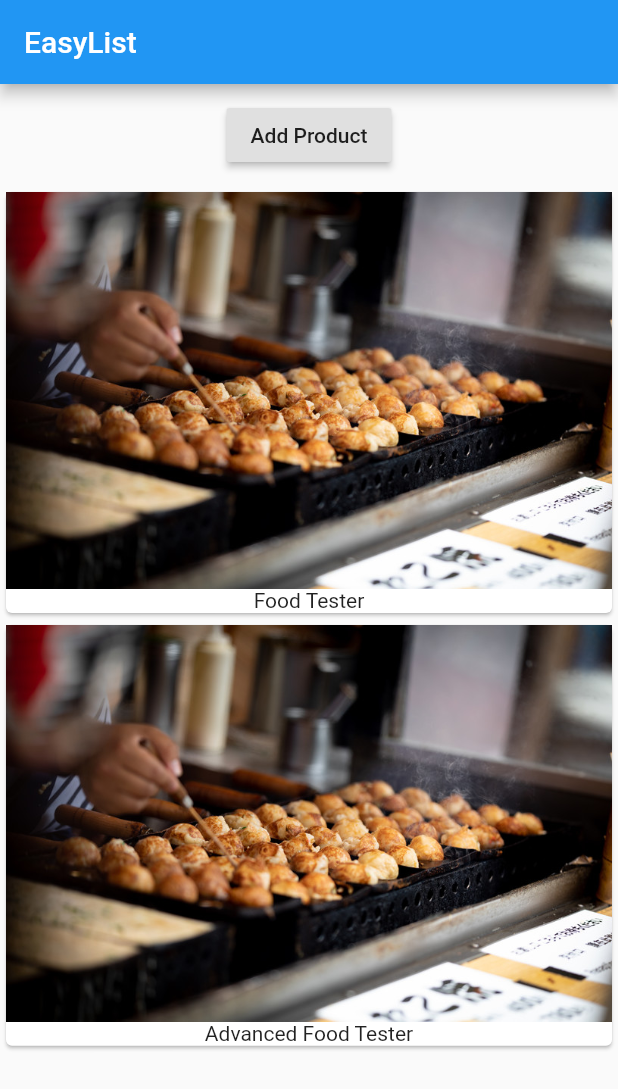
After one commit to yukihirai0505/flutter-sample, a Flutter app: the screen it shows after launch, after a tap on "Add Product", on a phone screen of 412 x 824 dp. The commit adds this screen. Shown: the top 1089 px of the screen. Run offline on Flutter 3.47's test engine with Material 2 defaults, Android fonts, the phone set to English and light mode, and no system bars.

Commit message:
Update splitting our code up

```diff
--- a/lib/main.dart
+++ b/lib/main.dart
@@ -1,17 +1,9 @@
 import 'package:flutter/material.dart';
+import 'package:flutter_sample/product_manager.dart';
 
 void main() => runApp(MyApp());
 
-class MyApp extends StatefulWidget {
-  @override
-  State<StatefulWidget> createState() {
-    return _MyAppState();
-  }
-}
-
-class _MyAppState extends State<MyApp> {
-  List<String> _products = ['Food Tester'];
-
+class MyApp extends StatelessWidget {
   @override
   Widget build(BuildContext context) {
     return MaterialApp(
@@ -19,33 +11,7 @@ class _MyAppState extends State<MyApp> {
         appBar: AppBar(
           title: Text('EasyList'),
         ),
-        body: Column(
-          children: [
-            Container(
-              margin: EdgeInsets.all(10.0),
-              child: RaisedButton(
-                child: Text('Add Product'),
-                onPressed: () {
-                  setState(() {
-                    _products.add('Advanced Food Tester');
-                  });
-                },
-              ),
-            ),
-            Column(
-              children: _products
-                  .map((element) => Card(
-                        child: Column(
-                          children: <Widget>[
-                            Image.asset('assets/food.jpg'),
-                            Text(element)
-                          ],
-                        ),
-                      ))
-                  .toList(),
-            ),
-          ],
-        ),
+        body: ProductManager(),
       ),
     );
   }
--- /dev/null
+++ b/lib/product_manager.dart
@@ -0,0 +1,32 @@
+import 'package:flutter/material.dart';
+import 'package:flutter_sample/products.dart';
+
+class ProductManager extends StatefulWidget {
+  @override
+  State<StatefulWidget> createState() {
+    return _ProductManager();
+  }
+}
+
+class _ProductManager extends State {
+  List<String> _products = ['Food Tester'];
+  @override
+  Widget build(BuildContext context) {
+    return Column(
+      children: [
+        Container(
+          margin: EdgeInsets.all(10.0),
+          child: RaisedButton(
+            child: Text('Add Product'),
+            onPressed: () {
+              setState(() {
+                _products.add('Advanced Food Tester');
+              });
+            },
+          ),
+        ),
+        Products(_products),
+      ],
+    );
+  }
+}
--- /dev/null
+++ b/lib/products.dart
@@ -0,0 +1,23 @@
+import 'package:flutter/material.dart';
+
+class Products extends StatelessWidget {
+  final List<String> products;
+
+  Products(this.products);
+
+  @override
+  Widget build(BuildContext context) {
+    return Column(
+      children: products
+          .map((element) => Card(
+                child: Column(
+                  children: <Widget>[
+                    Image.asset('assets/food.jpg'),
+                    Text(element)
+                  ],
+                ),
+              ))
+          .toList(),
+    );
+  }
+}
```
Also changed, not shown: 1 other file.
